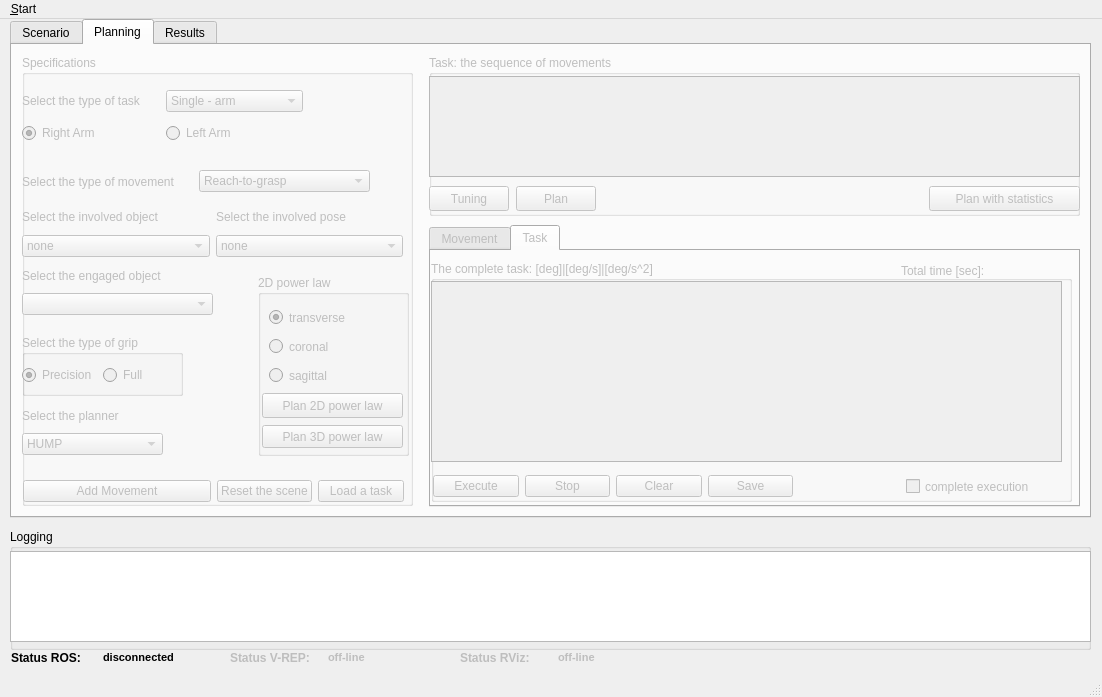
Qt form ui/main_window.ui (JoaoQPereira/motion_manager) before a commit.
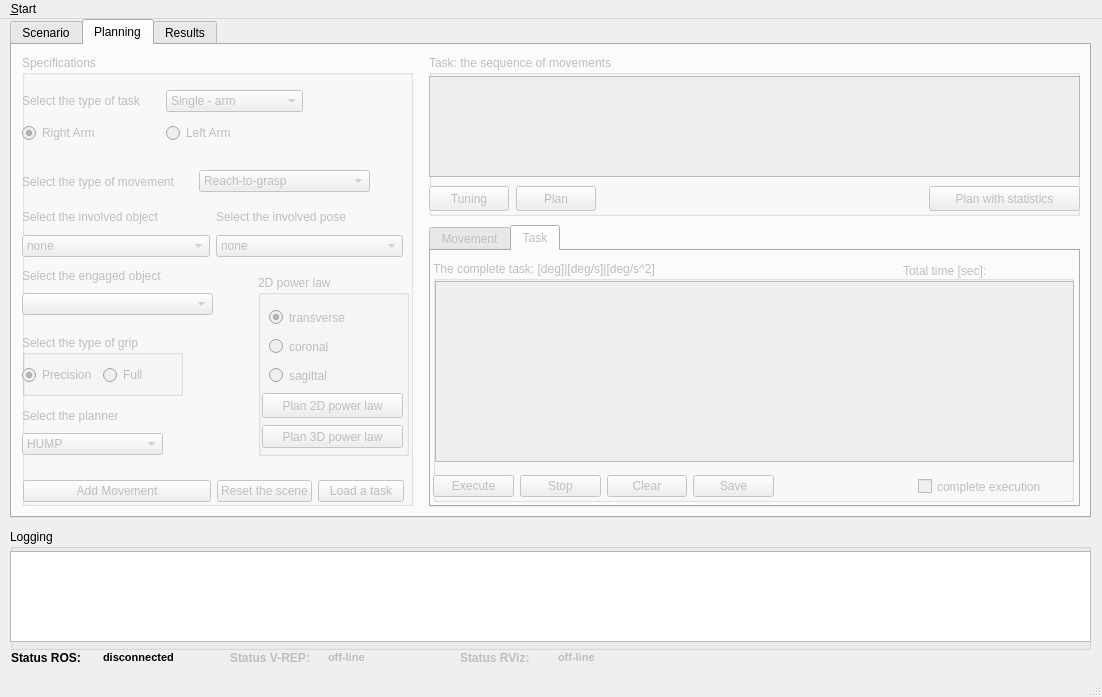
The same form after that commit. The open tabs and pages were chosen to show the change. Icons and pictures are not drawn. Custom widgets are drawn as their Qt base class.

Commit message: Solving time in sec

```diff
--- a/ui/main_window.ui
+++ b/ui/main_window.ui
@@ -1039,7 +1039,7 @@
        <widget class="QGroupBox" name="groupBox_sol_task">
         <property name="geometry">
          <rect>
-          <x>0</x>
+          <x>2</x>
           <y>10</y>
           <width>641</width>
           <height>241</height>
@@ -1053,7 +1053,7 @@
           <rect>
            <x>470</x>
            <y>0</y>
-           <width>166</width>
+           <width>171</width>
            <height>19</height>
           </rect>
          </property>
@@ -1077,10 +1077,10 @@
         <widget class="QWidget" name="layoutWidget_action_task">
          <property name="geometry">
           <rect>
-           <x>2</x>
-           <y>211</y>
-           <width>360</width>
-           <height>28</height>
+           <x>0</x>
+           <y>210</y>
+           <width>341</width>
+           <height>31</height>
           </rect>
          </property>
          <layout class="QHBoxLayout" name="horizontalLayout_action_task">
@@ -1117,9 +1117,9 @@
         <widget class="QTableWidget" name="tableWidget_sol_task">
          <property name="geometry">
           <rect>
-           <x>0</x>
+           <x>2</x>
            <y>20</y>
-           <width>631</width>
+           <width>639</width>
            <height>181</height>
           </rect>
          </property>
@@ -1127,9 +1127,9 @@
         <widget class="QCheckBox" name="checkBox_comp_exec">
          <property name="geometry">
           <rect>
-           <x>475</x>
+           <x>485</x>
            <y>214</y>
-           <width>170</width>
+           <width>161</width>
            <height>23</height>
           </rect>
          </property>
```
Left out of the diff: 16 changed lines with no effect on the pictures. The commit also changes 1 other file.
